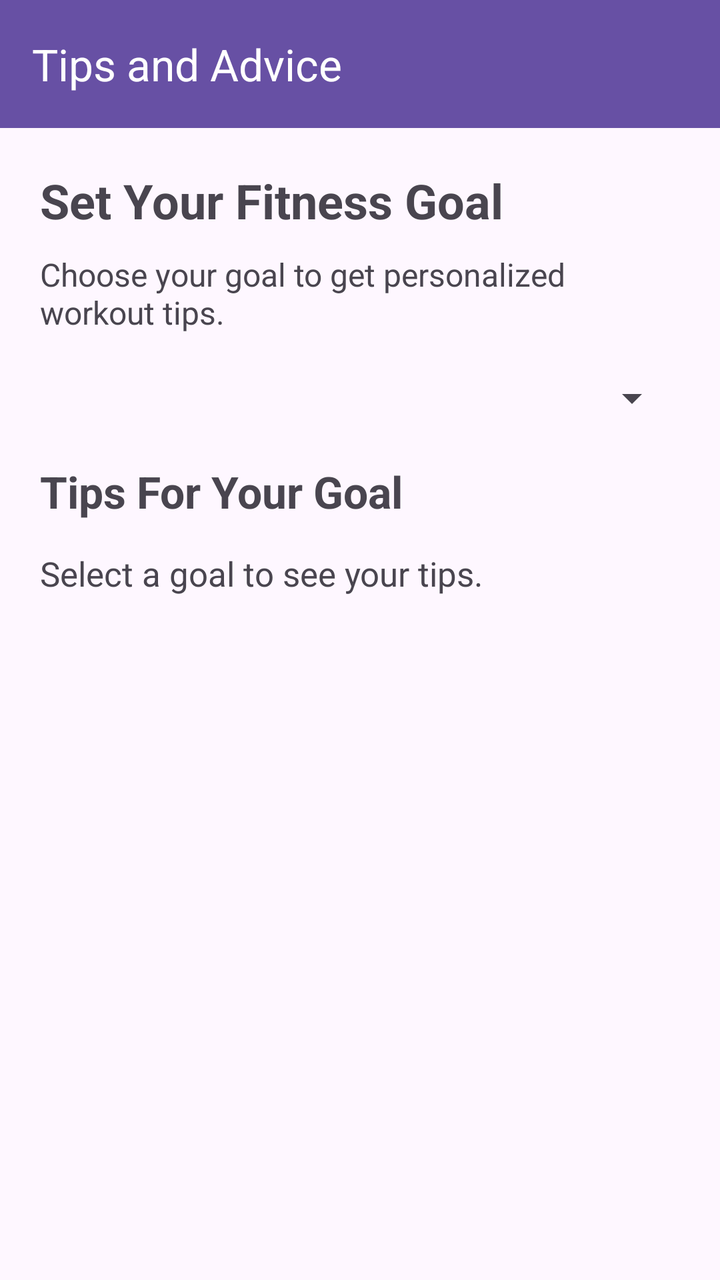
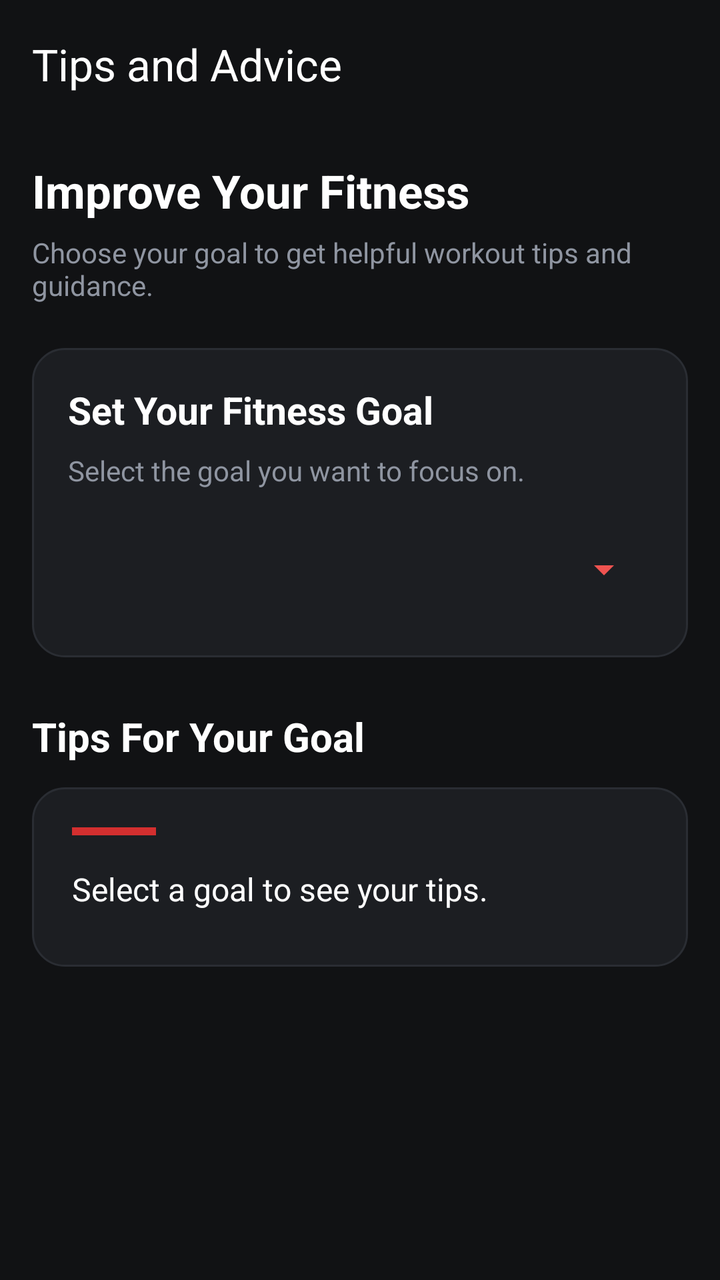

An Android layout rendered at two revisions. The XML below is the earlier revision; the diff shows what the commit changed to produce the second picture.
<!-- AndroidManifest.xml: application theme Theme.Coen390Project -->
<!-- res/layout/activity_option4.xml -->
<?xml version="1.0" encoding="utf-8"?>
<LinearLayout
    xmlns:android="http://schemas.android.com/apk/res/android"
    xmlns:app="http://schemas.android.com/apk/res-auto"
    android:layout_width="match_parent"
    android:layout_height="match_parent"
    android:orientation="vertical">

    <androidx.appcompat.widget.Toolbar
        android:id="@+id/optionToolbar"
        android:layout_width="match_parent"
        android:layout_height="?attr/actionBarSize"
        android:background="?attr/colorPrimary"
        app:title="Tips and Advice"
        app:titleTextColor="@android:color/white" />



    <ScrollView
        android:layout_width="match_parent"
        android:layout_height="match_parent">

        <LinearLayout
            android:layout_width="match_parent"
            android:layout_height="wrap_content"
            android:orientation="vertical"
            android:padding="20dp">

            <TextView
                android:layout_width="match_parent"
                android:layout_height="wrap_content"
                android:text="Set Your Fitness Goal"
                android:textSize="24sp"
                android:textStyle="bold"
                android:layout_marginBottom="10dp" />

            <TextView
                android:layout_width="match_parent"
                android:layout_height="wrap_content"
                android:text="Choose your goal to get personalized workout tips."
                android:textSize="16sp"
                android:layout_marginBottom="20dp" />

            <Spinner
                android:id="@+id/goalSpinner"
                android:layout_width="match_parent"
                android:layout_height="wrap_content"
                android:layout_marginBottom="20dp" />

            <TextView
                android:layout_width="match_parent"
                android:layout_height="wrap_content"
                android:text="Tips For Your Goal"
                android:textSize="22sp"
                android:textStyle="bold"
                android:layout_marginBottom="15dp" />

            <TextView
                android:id="@+id/tipsTextView"
                android:layout_width="match_parent"
                android:layout_height="wrap_content"
                android:text="Select a goal to see your tips."
                android:textSize="17sp"
                android:lineSpacingExtra="8dp" />

        </LinearLayout>

    </ScrollView>

</LinearLayout>
<!-- resources referenced by this layout -->
<resources>
  <style name="Theme.Coen390Project" parent="Base.Theme.Coen390Project" />
  <style name="Base.Theme.Coen390Project" parent="Theme.Material3.DayNight.NoActionBar">
          
          
      </style>
</resources>

<!-- the commit's change to res/layout/activity_option4.xml (unified diff, before → after) -->
@@ -1,70 +1,154 @@
 <?xml version="1.0" encoding="utf-8"?>
-<LinearLayout
+<androidx.drawerlayout.widget.DrawerLayout
     xmlns:android="http://schemas.android.com/apk/res/android"
     xmlns:app="http://schemas.android.com/apk/res-auto"
+    android:id="@+id/drawerLayout"
     android:layout_width="match_parent"
     android:layout_height="match_parent"
-    android:orientation="vertical">
+    android:background="#111214">
 
-    <androidx.appcompat.widget.Toolbar
-        android:id="@+id/optionToolbar"
+    
+    <LinearLayout
+        android:id="@+id/mainContent"
         android:layout_width="match_parent"
-        android:layout_height="?attr/actionBarSize"
-        android:background="?attr/colorPrimary"
-        app:title="Tips and Advice"
-        app:titleTextColor="@android:color/white" />
+        android:layout_height="match_parent"
+        android:orientation="vertical"
+        android:background="#111214">
 
+        
+        <androidx.appcompat.widget.Toolbar
+            android:id="@+id/optionToolbar"
+            android:layout_width="match_parent"
+            android:layout_height="?attr/actionBarSize"
+            android:background="#111214"
+            app:title="Tips and Advice"
+            app:titleTextColor="#FFFFFF" />
 
+        
+        <ScrollView
+            android:layout_width="match_parent"
+            android:layout_height="0dp"
+            android:layout_weight="1"
+            android:fillViewport="true"
+            android:scrollbars="none">
 
-    <ScrollView
-        android:layout_width="match_parent"
-        android:layout_height="match_parent">
-
-        <LinearLayout
-            android:layout_width="match_parent"
-            android:layout_height="wrap_content"
-            android:orientation="vertical"
-            android:padding="20dp">
-
-            <TextView
+            <LinearLayout
                 android:layout_width="match_parent"
                 android:layout_height="wrap_content"
-                android:text="Set Your Fitness Goal"
-                android:textSize="24sp"
-                android:textStyle="bold"
-                android:layout_marginBottom="10dp" />
+                android:orientation="vertical"
+                android:padding="16dp">
 
-            <TextView
-                android:layout_width="match_parent"
-                android:layout_height="wrap_content"
-                android:text="Choose your goal to get personalized workout tips."
-                android:textSize="16sp"
-                android:layout_marginBottom="20dp" />
+                
+                <TextView
+                    android:layout_width="wrap_content"
+                    android:layout_height="wrap_content"
+                    android:text="Improve Your Fitness"
+                    android:textColor="#FFFFFF"
+                    android:textSize="23sp"
+                    android:textStyle="bold" />
 
-            <Spinner
-                android:id="@+id/goalSpinner"
-                android:layout_width="match_parent"
-                android:layout_height="wrap_content"
-                android:layout_marginBottom="20dp" />
+                <TextView
+                    android:layout_width="match_parent"
+                    android:layout_height="wrap_content"
+                    android:text="Choose your goal to get helpful workout tips and guidance."
+                    android:textColor="#8F95A1"
+                    android:textSize="14sp"
+                    android:layout_marginTop="6dp"
+                    android:layout_marginBottom="22dp" />
 
-            <TextView
-                android:layout_width="match_parent"
-                android:layout_height="wrap_content"
-                android:text="Tips For Your Goal"
-                android:textSize="22sp"
-                android:textStyle="bold"
-                android:layout_marginBottom="15dp" />
+                
+                <LinearLayout
+                    android:layout_width="match_parent"
+                    android:layout_height="wrap_content"
+                    android:orientation="vertical"
+                    android:padding="18dp"
+                    android:background="@drawable/equipment_card">
 
-            <TextView
-                android:id="@+id/tipsTextView"
-                android:layout_width="match_parent"
-                android:layout_height="wrap_content"
-                android:text="Select a goal to see your tips."
-                android:textSize="17sp"
-                android:lineSpacingExtra="8dp" />
+                    <TextView
+                        android:layout_width="match_parent"
+                        android:layout_height="wrap_content"
+                        android:text="Set Your Fitness Goal"
+                        android:textColor="#FFFFFF"
+                        android:textSize="19sp"
+                        android:textStyle="bold"
+                        android:layout_marginBottom="8dp" />
 
-        </LinearLayout>
+                    <TextView
+                        android:layout_width="match_parent"
+                        android:layout_height="wrap_content"
+                        android:text="Select the goal you want to focus on."
+                        android:textColor="#8F95A1"
+                        android:textSize="14sp"
+                        android:layout_marginBottom="14dp" />
 
-    </ScrollView>
+                    <Spinner
+                        android:id="@+id/goalSpinner"
+                        android:layout_width="match_parent"
+                        android:layout_height="52dp"
+                        android:backgroundTint="#EF5350"
+                        android:popupBackground="#292D35"
+                        android:paddingStart="10dp"
+                        android:paddingEnd="10dp" />
 
-</LinearLayout>
+                </LinearLayout>
+
+                
+                <TextView
+                    android:layout_width="wrap_content"
+                    android:layout_height="wrap_content"
+                    android:text="Tips For Your Goal"
+                    android:textColor="#FFFFFF"
+                    android:textSize="20sp"
+                    android:textStyle="bold"
+                    android:layout_marginTop="26dp"
+                    android:layout_marginBottom="12dp" />
+
+                
+                <LinearLayout
+                    android:layout_width="match_parent"
+                    android:layout_height="wrap_content"
+                    android:orientation="vertical"
+                    android:padding="20dp"
+                    android:background="@drawable/equipment_card">
+
+                    <View
+                        android:layout_width="42dp"
+                        android:layout_height="4dp"
+                        android:background="#D32F2F"
+                        android:layout_marginBottom="16dp" />
+
+                    <TextView
+                        android:id="@+id/tipsTextView"
+                        android:layout_width="match_parent"
+                        android:layout_height="wrap_content"
+                        android:text="Select a goal to see your tips."
+                        android:textColor="#FFFFFF"
+                        android:textSize="16sp"
+                        android:lineSpacingExtra="8dp"
+                        android:paddingBottom="8dp" />
+
+                </LinearLayout>
+
+                <View
+                    android:layout_width="match_parent"
+                    android:layout_height="20dp" />
+
+            </LinearLayout>
+
+        </ScrollView>
+
+    </LinearLayout>
+
+    
+    <com.google.android.material.navigation.NavigationView
+        android:id="@+id/navigationView"
+        android:layout_width="wrap_content"
+        android:layout_height="match_parent"
+        android:layout_gravity="start"
+        android:background="#292D35"
+        app:menu="@menu/drawer_menu"
+        app:itemTextColor="@color/drawer_item_colors"
+        app:itemIconTint="@color/drawer_item_colors"
+        app:itemBackground="@drawable/drawer_item_background" />
+
+</androidx.drawerlayout.widget.DrawerLayout>
<!-- resource entries referenced after the edit -->
@@ -1,9 +1,44 @@
 <!-- resources referenced by this layout -->
 <resources>
+  <!-- drawable drawer_item_background (drawable) -->
+  <?xml version="1.0" encoding="utf-8"?>
+  <selector xmlns:android="http://schemas.android.com/apk/res/android">
+  
+      <item android:state_checked="true">
+          <shape android:shape="rectangle">
+              <solid android:color="#3A2428"/>
+              <corners android:radius="12dp"/>
+          </shape>
+      </item>
+  
+      <item>
+          <shape android:shape="rectangle">
+              <solid android:color="@android:color/transparent"/>
+          </shape>
+      </item>
+  
+  </selector>
+  <!-- drawable equipment_card (drawable) -->
+  <shape xmlns:android="http://schemas.android.com/apk/res/android">
+      <solid android:color="#1C1E22" />
+      <corners android:radius="16dp" />
+      <stroke android:width="1dp" android:color="#2A2D33" />
+  </shape>
   <style name="Theme.Coen390Project" parent="Base.Theme.Coen390Project" />
   <style name="Base.Theme.Coen390Project" parent="Theme.Material3.DayNight.NoActionBar">
-          
-          
+  
+          <item name="android:windowBackground">#111214</item>
+          <item name="android:textColorPrimary">#FFFFFF</item>
+          <item name="android:textColorSecondary">#B0B0B0</item>
+          <item name="android:colorAccent">#8F95A1</item>
+  
+          <item name="colorPrimary">#8F95A1</item>
+          <item name="colorOnPrimary">#FFFFFF</item>
+          <item name="colorSecondary">#8F95A1</item>
+          <item name="colorOnSecondary">#FFFFFF</item>
+          <item name="colorSurface">#292D35</item>
+          <item name="colorOnSurface">#FFFFFF</item>
+  
       </style>
 </resources>
 
